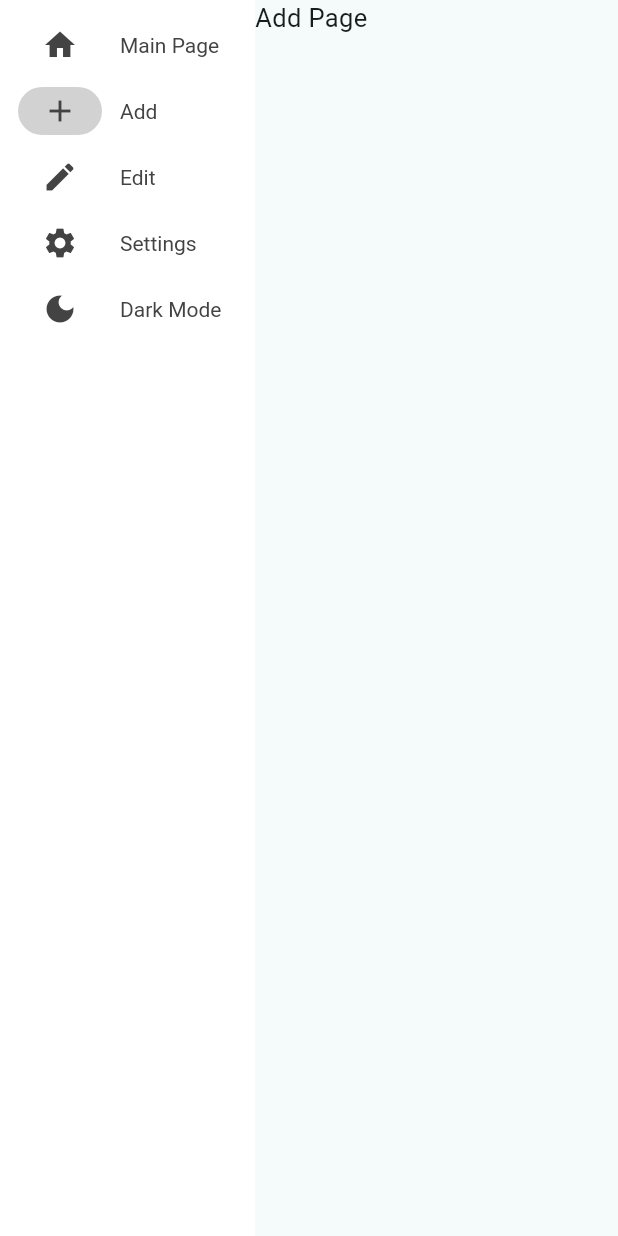
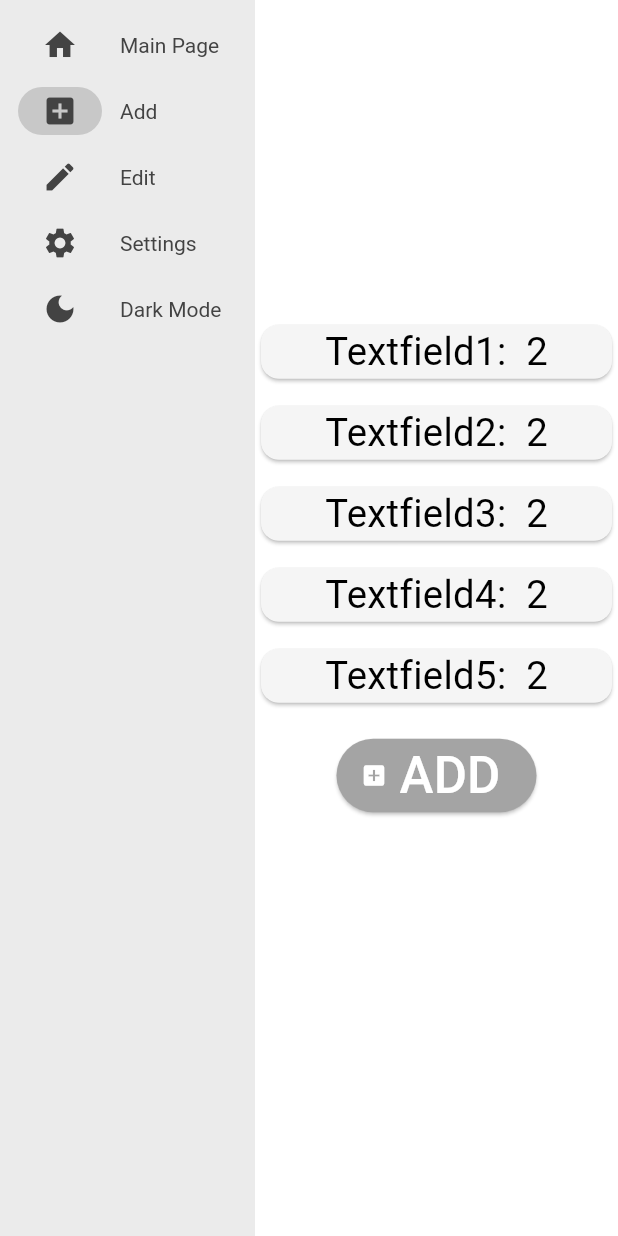
Before and after one commit to koloiyolo/flutter_dessktop_template, a Flutter app: the screen it shows after launch, after a tap on "Add", on a phone screen of 412 x 824 dp. Run offline on Flutter 3.47's test engine with Material 2 defaults, Android fonts, the light colour scheme and no system bars.

Commit message:
"add" page added and minor bugs fixed

```diff
--- a/lib/add.dart
+++ b/lib/add.dart
@@ -2,7 +2,6 @@
 import 'package:flutter/src/widgets/framework.dart';
 import 'package:flutter/src/widgets/placeholder.dart';
 import 'globals.dart' as globals;
-
 
 class AddPage extends StatefulWidget {
   const AddPage({super.key});
@@ -15,11 +14,126 @@
   @override
   Widget build(BuildContext context) {
     return Scaffold(
-      body: Column(
-        children: [
-          Text('Add Page', style: TextStyle(fontSize: globals.textSize)),
-        ],
-      )
-    );
+        backgroundColor: globals.backgroundColor,
+        body: Column(
+          mainAxisAlignment: MainAxisAlignment.center,
+          children: [
+            const SizedBox(
+              height: 10,
+            ),
+            Card(
+              color: globals.cardColor,
+              surfaceTintColor: globals.cardColor,
+              child: Row(
+                mainAxisAlignment: MainAxisAlignment.center,
+                children: [
+                  Text('Textfield1: ',
+                      style: TextStyle(
+                          fontSize: globals.textSize * 1.5,
+                          color: globals.textColor)),
+                  Text(' 2',
+                      style: TextStyle(
+                          fontSize: globals.textSize * 1.5,
+                          color: globals.textColor)),
+                ],
+              ),
+            ),
+            const SizedBox(
+              height: 10,
+            ),
+            Card(
+              color: globals.cardColor,
+              surfaceTintColor: globals.cardColor,
+              child: Row(
+                mainAxisAlignment: MainAxisAlignment.center,
+                children: [
+                  Text('Textfield2: ',
+                      style: TextStyle(
+                          fontSize: globals.textSize * 1.5,
+                          color: globals.textColor)),
+                  Text(' 2',
+                      style: TextStyle(
+                          fontSize: globals.textSize * 1.5,
+                          color: globals.textColor)),
+                ],
+              ),
+            ),
+            const SizedBox(
+              height: 10,
+            ),
+            Card(
+              color: globals.cardColor,
+              surfaceTintColor: globals.cardColor,
+              child: Row(
+                mainAxisAlignment: MainAxisAlignment.center,
+                children: [
+                  Text('Textfield3: ',
+                      style: TextStyle(
+                          fontSize: globals.textSize * 1.5,
+                          color: globals.textColor)),
+                  Text(' 2',
+                      style: TextStyle(
+                          fontSize: globals.textSize * 1.5,
+                          color: globals.textColor)),
+                ],
+              ),
+            ),
+            const SizedBox(
+              height: 10,
+            ),
+            Card(
+              color: globals.cardColor,
+              surfaceTintColor: globals.cardColor,
+              child: Row(
+                mainAxisAlignment: MainAxisAlignment.center,
+                children: [
+                  Text('Textfield4: ',
+                      style: TextStyle(
+                          fontSize: globals.textSize * 1.5,
+                          color: globals.textColor)),
+                  Text(' 2',
+                      style: TextStyle(
+                          fontSize: globals.textSize * 1.5,
+                          color: globals.textColor)),
+                ],
+              ),
+            ),
+            const SizedBox(
+              height: 10,
+            ),
+            Card(
+              color: globals.cardColor,
+              surfaceTintColor: globals.cardColor,
+              child: Row(
+                mainAxisAlignment: MainAxisAlignment.center,
+                children: [
+                  Text('Textfield5: ',
+                      style: TextStyle(
+                          fontSize: globals.textSize * 1.5,
+                          color: globals.textColor)),
+                  Text(' 2',
+                      style: TextStyle(
+                          fontSize: globals.textSize * 1.5,
+                          color: globals.textColor)),
+                ],
+              ),
+            ),
+            const SizedBox(height: 20),
+            ElevatedButton.icon(
+              onPressed: () {},
+              icon: Icon(Icons.add_box, color: globals.buttonTextColor),
+              style: ElevatedButton.styleFrom(
+                  backgroundColor: globals.buttonColor,
+                  surfaceTintColor: globals.cardColor),
+              label: Text(
+                'ADD',
+                style: TextStyle(
+                    fontSize: globals.textSize * 2,
+                    color: globals.buttonTextColor),
+              ),
+            ),
+            const SizedBox(height: 80)
+          ],
+        ));
   }
 }
--- a/lib/globals.dart
+++ b/lib/globals.dart
@@ -20,6 +20,7 @@
 var lightSelectedNavButtonColor = const Color.fromARGB(255, 200, 200, 200);
 var lightTextColor = const Color.fromARGB(255, 0, 0, 0);
 var lightCardColor = const Color.fromARGB(255, 245, 245, 245);
+var lightButtonColor = const Color.fromARGB(255, 160, 160, 160);
 
 //darkMode
 //var darkModeSeed = const Color.fromARGB(255, 189, 82, 39);
@@ -28,15 +29,16 @@
 var darkNavIconColor = const Color.fromARGB(255, 255, 255, 255);
 var darkSelectedNavButtonColor = const Color.fromARGB(255, 100, 100, 100);
 var darkTextColor = const Color.fromARGB(255, 255, 255, 255);
-var darkCardColor = const Color.fromARGB(255, 95, 95, 95);
+var darkCardColor = const Color.fromARGB(255, 140, 140, 140);
+var darkButtonColor = const Color.fromARGB(255, 50, 50, 50);
 
 //Mode vars
-var backgroundColor = Color.fromARGB(255, 255, 255, 255);
-var seedColor =Color.fromARGB(255, 115, 115, 115);
-var navColor = Color.fromARGB(255, 255, 255, 255);
-var navIconColor = Color.fromARGB(255, 67, 67, 67);
-var selectedNavButtonColor = Color.fromARGB(255, 210, 210, 210);
-var textColor =Color.fromARGB(255, 0, 0, 0);
-var buttonColor = Color.fromARGB(255, 130, 130, 130);
-var buttonTextColor = Color.fromARGB(255, 255, 255, 255);
-var cardColor = Color.fromARGB(255, 245, 245, 245);
+var backgroundColor = lightModeBackground;
+var seedColor =lightCardColor;
+var navColor = lightNavColor;
+var navIconColor = lightNavIconColor;
+var selectedNavButtonColor = lightSelectedNavButtonColor;
+var textColor =lightTextColor;
+var buttonColor = lightButtonColor;
+var buttonTextColor = darkTextColor;
+var cardColor = lightCardColor;
--- a/lib/main.dart
+++ b/lib/main.dart
@@ -81,6 +81,7 @@
           globals.selectedNavButtonColor = globals.darkSelectedNavButtonColor;
           globals.textColor = globals.darkTextColor;
           globals.cardColor = globals.darkNavColor;
+          globals.buttonColor = globals.darkButtonColor;
           }else{
             darkLightModeIcon = const Icon(Icons.dark_mode);
             darkLightModeText = const Text('Dark Mode');
@@ -94,6 +95,7 @@
             globals.selectedNavButtonColor = globals.lightSelectedNavButtonColor;
             globals.textColor = globals.lightTextColor;
             globals.cardColor = globals.lightCardColor;
+            globals.buttonColor = globals.lightButtonColor;
           }
 
       break;
@@ -120,7 +122,7 @@
                 label: Text('Main Page')),
 
               const NavigationRailDestination(
-                icon: Icon(Icons.add),
+                icon: Icon(Icons.add_box),
                 label: Text('Add')),
 
               const NavigationRailDestination(
--- a/lib/settings.dart
+++ b/lib/settings.dart
@@ -20,6 +20,7 @@
           const SizedBox(height: 10),
           Card(
               color: globals.cardColor,
+              surfaceTintColor: globals.cardColor,
             child: Padding(
               padding: const EdgeInsets.all(5.0),
               child: Row(
@@ -45,6 +46,7 @@
           const SizedBox(height: 10),
           Card(
               color: globals.cardColor,
+              surfaceTintColor: globals.cardColor,
             child: Padding(
               padding: const EdgeInsets.all(5.0),
               child: Row(
@@ -70,6 +72,7 @@
           const SizedBox(height: 10),
           Card(
               color: globals.cardColor,
+              surfaceTintColor: globals.cardColor,
             child: Padding(
               padding: const EdgeInsets.all(5.0),
               child: Row(
@@ -95,6 +98,7 @@
           const SizedBox(height: 10),
           Card(
               color: globals.cardColor,
+              surfaceTintColor: globals.cardColor,
             child: Padding(
               padding: const EdgeInsets.all(5.0),
               child: Row(
@@ -120,6 +124,7 @@
           const SizedBox(height: 10),
           Card(
               color: globals.cardColor,
+              surfaceTintColor: globals.cardColor,
             child: Padding(
               padding: const EdgeInsets.all(5.0),
               child: Row(
@@ -145,6 +150,7 @@
           const SizedBox(height: 10),
           Card(
               color: globals.cardColor,
+              surfaceTintColor: globals.cardColor,
             child: Padding(
               padding: const EdgeInsets.all(5.0),
               child: Row(
@@ -156,31 +162,33 @@
                   const SizedBox(width: 30),
                   Row(
                     children: [
-                      ElevatedButton(
+                      ElevatedButton.icon(
                         style: ElevatedButton.styleFrom(
                             backgroundColor:
                                 globals.buttonColor), //<====== Working on that rn
                         onPressed: () {
                           setState(() {
-                            globals.textSize = 17.0;
+                            globals.textSize --;
                           });
                           ;
                         },
-                        child: Text('Small',
+                        icon: Icon(Icons.remove, color: globals.buttonTextColor),
+                        label : Text('Minus',
                             style: TextStyle(
                                 fontSize: globals.textSize,
                                 color: globals.buttonTextColor)),
                       ),
                       const SizedBox(width: 5),
-                      ElevatedButton(
+                      ElevatedButton.icon(
                         style: ElevatedButton.styleFrom(
                             backgroundColor: globals.buttonColor),
                         onPressed: () {
                           setState(() {
-                            globals.textSize = 30;
+                            globals.textSize ++;
                           });
                         },
-                        child: Text('Big',
+                        icon: Icon(Icons.add, color: globals.buttonTextColor),
+                        label: Text('Plus',
                             style: TextStyle(
                                 fontSize: globals.textSize,
                                 color: globals.buttonTextColor)),
```
Lines whose indentation alone changed are shown as unchanged.
